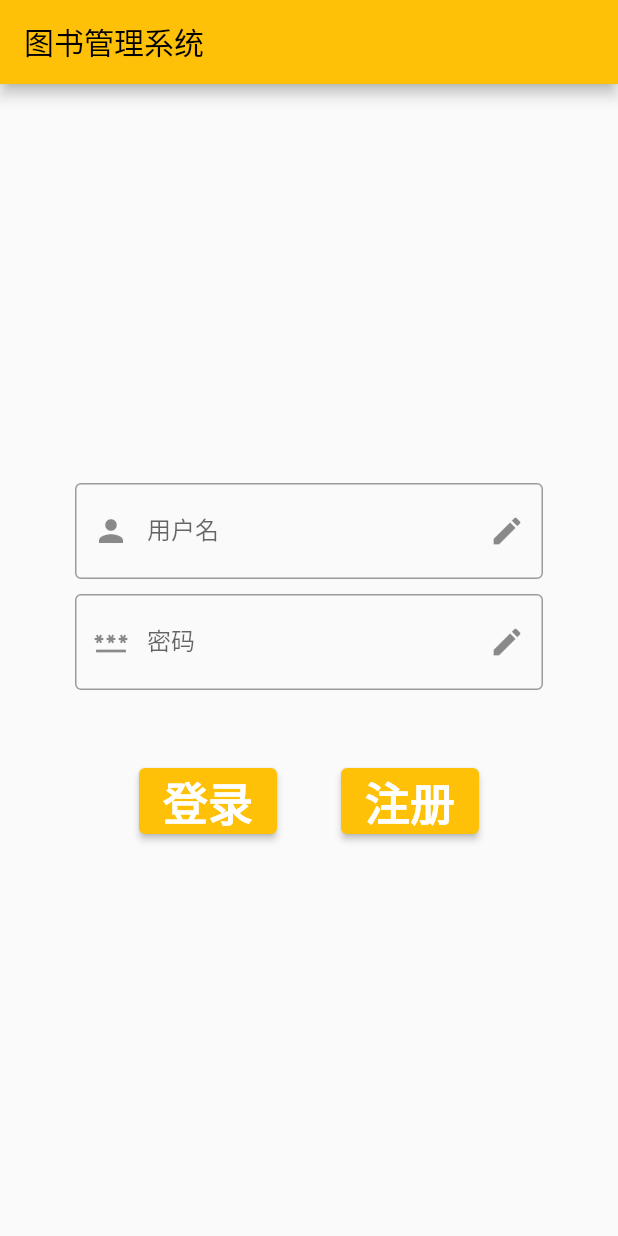
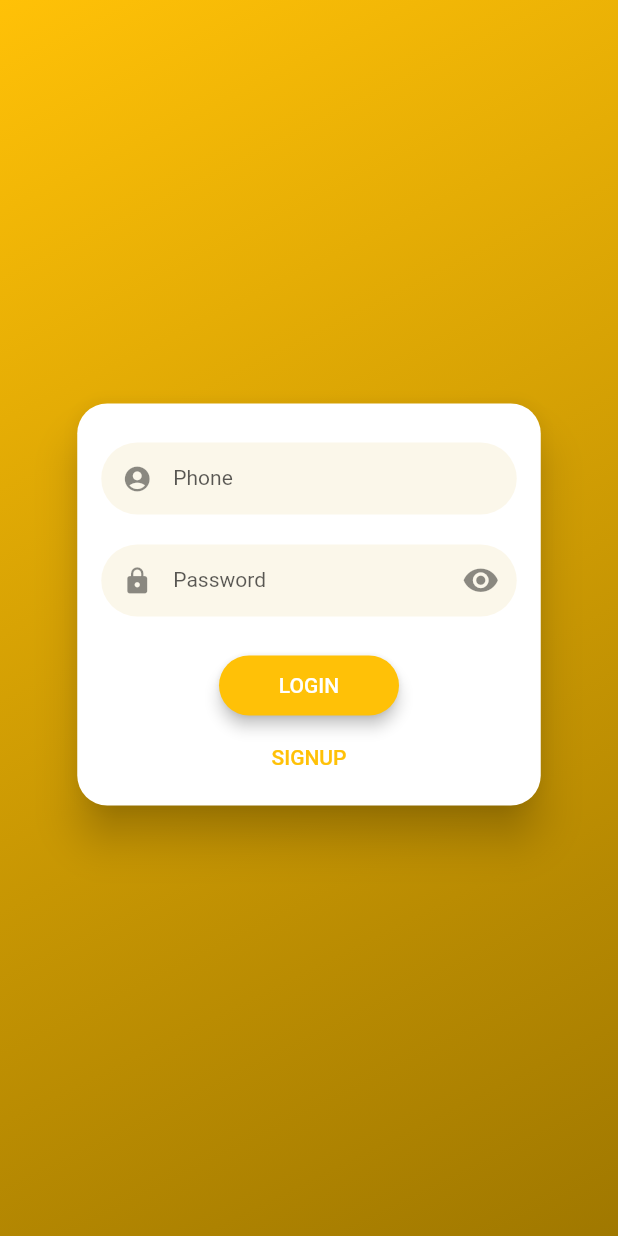
Before and after one commit to Wh0rigin/GraduationProject-Android, a Flutter app: the screen it shows after launch, on a phone screen of 412 x 824 dp. Run offline on Flutter 3.47's test engine with Material 2 defaults, Android fonts, the phone set to English and light mode, and no system bars; drawn by our look-alikes of flutter_login; our stand-ins replace get.

Commit message:
anim login

```diff
--- a/lib/frames/NavStatfulWidget.dart
+++ b/lib/frames/NavStatfulWidget.dart
@@ -106,6 +106,7 @@ class _NavStatfulWidgetState extends State<NavStatfulWidget> {
                     // onConfirm: () => print("Ok"),
                     title: "Setting",
                     content: Switch(
+
                         // This bool value toggles the switch.
                         value: isDarkMode,
                         activeColor: Colors.blue,
--- a/lib/pages/LoginPages.dart
+++ b/lib/pages/LoginPages.dart
@@ -1,7 +1,9 @@
 import 'package:flutter/material.dart';
+import 'package:flutter_login/flutter_login.dart';
 import 'package:get/get.dart';
-import 'package:graduation_project/frames/NavStatfulWidget.dart';
-import 'package:graduation_project/pages/registerPage.dart';
+
+import '../frames/NavStatfulWidget.dart';
+import '../utils/utils.dart';
 
 class LoginPage extends StatefulWidget {
   const LoginPage({super.key});
@@ -14,66 +16,115 @@ class _LoginPageState extends State<LoginPage> {
   static const String _title = "图书管理系统";
   static const TextStyle optionStyle =
       TextStyle(fontSize: 30, fontWeight: FontWeight.bold, color: Colors.white);
+  Duration get loginTime => const Duration(milliseconds: 2250);
+  Future<String?> _authUser(LoginData data) {
+    debugPrint('Name: ${data.name}, Password: ${data.password}');
+
+    return Future.delayed(loginTime).then((_) {
+      return null;
+    });
+  }
+
+  Future<String?> _recoverPassword(String name) {
+    debugPrint('Name: $name');
+    return Future.delayed(loginTime).then((_) {
+      return null;
+    });
+  }
+
+  String? checkTelephone(String? value) {
+    int? len = 0;
+    len = value?.length;
+    if (!Utils.isNumeric(value ?? "")) {
+      return "电话号码必须为数字";
+    }
+    if (len! < 11) {
+      return "电话号码必须大于10位";
+    }
+    return null;
+  }
+
+  String? checkPassword(String? value) {
+    int? len = 0;
+    len = value?.length;
+
+    if (len! < 6) {
+      return "密码必须大于6位";
+    }
+    return null;
+  }
+
   @override
   Widget build(BuildContext context) {
-    return Scaffold(
-      appBar: AppBar(
-        title: const Text(_title),
-      ),
-      body: Padding(
-          padding: const EdgeInsets.fromLTRB(50, 0, 50, 0),
-          child: Column(
-            mainAxisAlignment: MainAxisAlignment.center,
-            children: [
-              const TextField(
-                decoration: InputDecoration(
-                    labelText: "用户名",
-                    hintText: "请输入用户名(电话号码)",
-                    prefixIcon: Icon(Icons.person),
-                    suffixIcon: Icon(Icons.edit),
-                    border: OutlineInputBorder()),
-              ),
-              const SizedBox(
-                height: 10,
-              ),
-              const TextField(
-                decoration: InputDecoration(
-                    labelText: "密码",
-                    hintText: "请输入密码",
-                    prefixIcon: Icon(Icons.password),
-                    suffixIcon: Icon(Icons.edit),
-                    border: OutlineInputBorder()),
-                obscuringCharacter: '*',
-                obscureText: true,
-              ),
-              Padding(
-                padding: const EdgeInsets.fromLTRB(0, 50, 0, 0),
-                child: Row(
-                  mainAxisSize: MainAxisSize.max,
-                  mainAxisAlignment: MainAxisAlignment.center,
-                  crossAxisAlignment: CrossAxisAlignment.center,
-                  children: [
-                    const Spacer(),
-                    ElevatedButton(
-                      onPressed: () => Get.off(const NavStatfulWidget()),
-                      child: const Text(
-                        "登录",
-                        style: optionStyle,
-                      ),
-                    ),
-                    const Spacer(),
-                    ElevatedButton(
-                        onPressed: () => Get.to(const RegisterPage()),
-                        child: const Text(
-                          "注册",
-                          style: optionStyle,
-                        )),
-                    const Spacer(),
-                  ],
-                ),
-              )
-            ],
-          )),
+    // return Scaffold(
+    //   appBar: AppBar(
+    //     title: const Text(_title),
+    //   ),
+    //   body: Padding(
+    //       padding: const EdgeInsets.fromLTRB(50, 0, 50, 0),
+    //       child: Column(
+    //         mainAxisAlignment: MainAxisAlignment.center,
+    //         children: [
+    //           const TextField(
+    //             decoration: InputDecoration(
+    //                 labelText: "用户名",
+    //                 hintText: "请输入用户名(电话号码)",
+    //                 prefixIcon: Icon(Icons.person),
+    //                 suffixIcon: Icon(Icons.edit),
+    //                 border: OutlineInputBorder()),
+    //           ),
+    //           const SizedBox(
+    //             height: 10,
+    //           ),
+    //           const TextField(
+    //             decoration: InputDecoration(
+    //                 labelText: "密码",
+    //                 hintText: "请输入密码",
+    //                 prefixIcon: Icon(Icons.password),
+    //                 suffixIcon: Icon(Icons.edit),
+    //                 border: OutlineInputBorder()),
+    //             obscuringCharacter: '*',
+    //             obscureText: true,
+    //           ),
+    //           Padding(
+    //             padding: const EdgeInsets.fromLTRB(0, 50, 0, 0),
+    //             child: Row(
+    //               mainAxisSize: MainAxisSize.max,
+    //               mainAxisAlignment: MainAxisAlignment.center,
+    //               crossAxisAlignment: CrossAxisAlignment.center,
+    //               children: [
+    //                 const Spacer(),
+    //                 ElevatedButton(
+    //                   onPressed: () => Get.off(const NavStatfulWidget()),
+    //                   child: const Text(
+    //                     "登录",
+    //                     style: optionStyle,
+    //                   ),
+    //                 ),
+    //                 const Spacer(),
+    //                 ElevatedButton(
+    //                     onPressed: () => Get.to(const RegisterPage()),
+    //                     child: const Text(
+    //                       "注册",
+    //                       style: optionStyle,
+    //                     )),
+    //                 const Spacer(),
+    //               ],
+    //             ),
+    //           )
+    //         ],
+    //       )),
+    // );
+    return FlutterLogin(
+      onLogin: _authUser,
+      onRecoverPassword: _recoverPassword,
+      onSignup: (_) => Future(() => null),
+      userType: LoginUserType.phone,
+      hideForgotPasswordButton: true,
+      onSubmitAnimationCompleted: () {
+        Get.to(const NavStatfulWidget());
+      },
+      userValidator: checkTelephone,
     );
   }
 }
--- a/pubspec.yaml
+++ b/pubspec.yaml
@@ -41,6 +41,7 @@ dependencies:
   dio: ^4.0.6
   bruno: ^3.1.0
   get: ^4.6.5
+  flutter_login: ^4.0.0
 
 dev_dependencies:
   flutter_test:
```
Also changed, not shown: lib/utils/utils.dart (+8 -0 lines), pubspec.lock, 5 other files.
